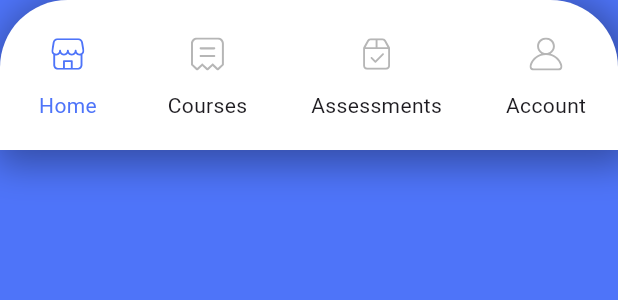
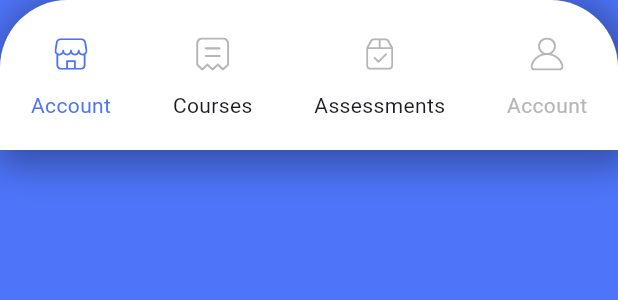
Before and after one commit to Dark-Semicolon/graduation-project-mobile-app, a Flutter app: the CustomBottomNavBar widget shown alone on an empty page, opened directly, on a phone screen of 412 x 824 dp. Shown: the top 300 px of the screen. Run offline on Flutter 3.47's test engine with Material 3 defaults, Android fonts, the phone set to English and light mode, and no system bars; our stand-ins replace flutter_svg, go_router, percent_indicator.

Commit message:
create prfile page

```diff
--- a/lib/Features/Splash/Persentation/widgets/Nav_bar.dart
+++ b/lib/Features/Splash/Persentation/widgets/Nav_bar.dart
@@ -1,5 +1,6 @@
 import 'package:flutter/material.dart';
 import 'package:flutter_svg/flutter_svg.dart';
+import 'package:go_router/go_router.dart';
 
 import '../../../../Constants/const.dart';
 
@@ -45,15 +46,28 @@ class CustomBottomNavBar extends StatelessWidget {
           child: Row(
             mainAxisAlignment: MainAxisAlignment.spaceAround,
             children: [
-              buildIconButton(
+              Column(
+                children: [
+                  IconButton(
                     icon: SvgPicture.asset(
                       "assets/icons/Shop Icon.svg",
                       color: MenuState.home == selectedMenu
                           ? kPrimaryColor
                           : inActiveIconColor,
                     ),
-                label: "Home",
-                isSelected: MenuState.home == selectedMenu,
+                    onPressed: () {
+                      GoRouter.of(context).push('/HomePage');
+                    },
+                  ),
+                  Text(
+                    "Account",
+                    style: TextStyle(
+                      color: MenuState.home == selectedMenu
+                          ? kPrimaryColor
+                          : inActiveIconColor,
+                    ),
+                  ),
+                ],
               ),
               buildIconButton(
                 icon: SvgPicture.asset(
@@ -75,16 +89,30 @@ class CustomBottomNavBar extends StatelessWidget {
                 label: "Assessments",
                 isSelected: MenuState.assessments == selectedMenu,
               ),
-              buildIconButton(
+              Column(
+                children: [
+                  IconButton(
                     icon: SvgPicture.asset(
                       "assets/icons/User Icon.svg",
                       color: MenuState.account == selectedMenu
                           ? kPrimaryColor
                           : inActiveIconColor,
                     ),
-                label: "Account",
-                isSelected: MenuState.account == selectedMenu,
+                    onPressed: () {
+                      GoRouter.of(context).push('/ProfilePage');
+                    },
                   ),
+                  Text(
+                    "Account",
+                    style: TextStyle(
+                      color: MenuState.account == selectedMenu
+                          ? kPrimaryColor
+                          : inActiveIconColor,
+                    ),
+                  ),
+                ],
+              )
+
             ],
           ),
         ),
--- a/pubspec.yaml
+++ b/pubspec.yaml
@@ -31,6 +31,7 @@ dependencies:
   go_router: ^7.0.0
   font_awesome_flutter: ^10.4.0
   http: 1.1.0
+  device_info_plus: ^9.1.2
 
   flutter:
     sdk: flutter
```
Also changed, not shown: lib/Core/AppRouter.dart (+8 -4 lines), lib/Features/profile/Profile_page.dart (added, +62 -0 lines), lib/Features/profile/Profile_view.dart (added, +26 -0 lines), pubspec.lock, 2 other files. Lines whose indentation alone changed are shown as unchanged.
